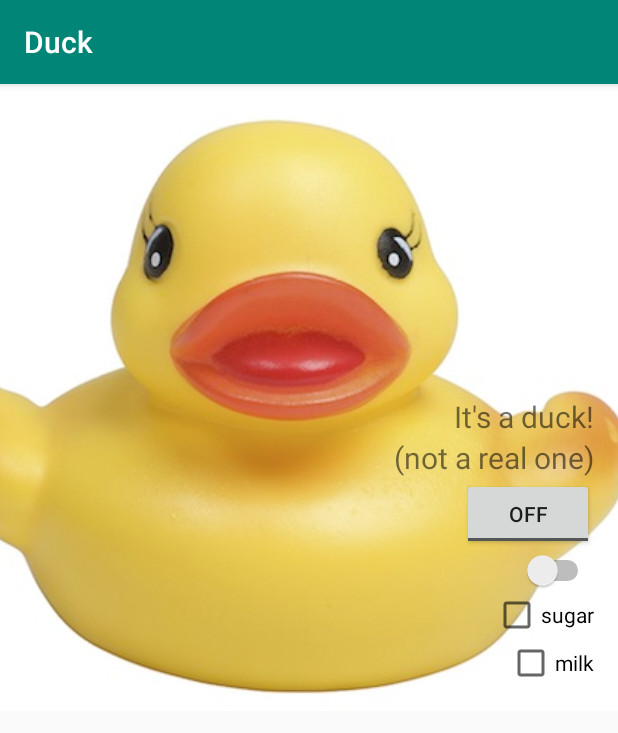
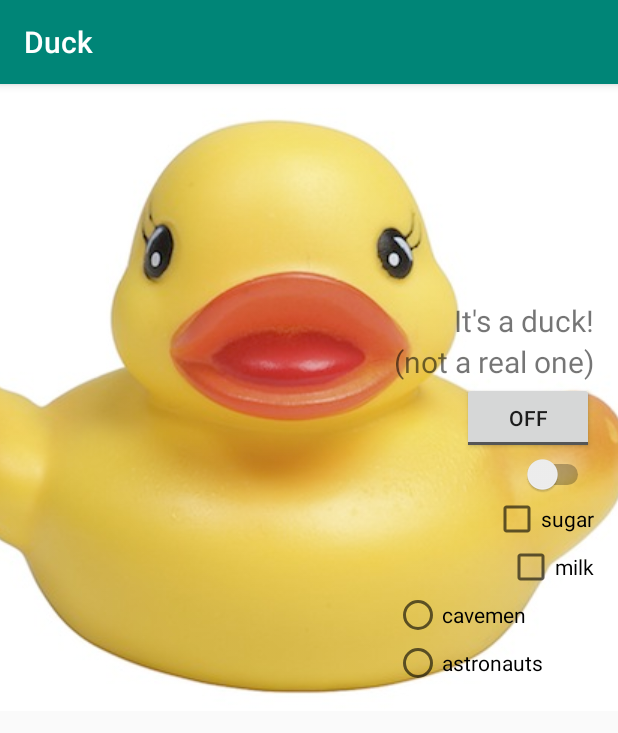
Before and after one commit to YakovBurtsev/duck, an Android app: the screen it shows after launch (MainActivity), on a phone screen of 412 x 824 dp. Shown: the top 733 px of the screen. Run offline under Robolectric (Android 15) with nearby library versions, the phone set to English and light mode, and no system bars.

Commit message:
radio button

```diff
--- a/app/src/main/java/com/yaburtsev/duck/MainActivity.java
+++ b/app/src/main/java/com/yaburtsev/duck/MainActivity.java
@@ -4,6 +4,8 @@ import android.os.Bundle;
 import android.support.v7.app.AppCompatActivity;
 import android.view.View;
 import android.widget.CheckBox;
+import android.widget.RadioButton;
+import android.widget.RadioGroup;
 import android.widget.Switch;
 import android.widget.ToggleButton;
 
@@ -52,4 +54,15 @@ public class MainActivity extends AppCompatActivity {
 
         }
     }
+
+    public void radioButton() {
+        RadioGroup radioGroup = findViewById(R.id.radio_group);
+        int id = radioGroup.getCheckedRadioButtonId();
+        if (id == -1){
+            //no item selected
+        } else{
+            RadioButton radioButton = findViewById(id);
+            radioButton.getText();
+        }
+    }
 }
--- a/app/src/main/res/layout/activity_main.xml
+++ b/app/src/main/res/layout/activity_main.xml
@@ -62,6 +62,25 @@
             android:text="@string/milk"
             android:onClick="onMilkCheckBoxClicked"/>
 
+        <RadioGroup
+            android:id="@+id/radio_group"
+            android:layout_width="match_parent"
+            android:orientation="vertical"
+            android:layout_height="wrap_content">
+
+            <RadioButton
+                android:id="@+id/radio_cavemen"
+                android:layout_width="wrap_content"
+                android:layout_height="wrap_content"
+                android:text="@string/cavemen"/>
+
+            <RadioButton
+                android:id="@+id/radio_astronauts"
+                android:layout_width="wrap_content"
+                android:layout_height="wrap_content"
+                android:text="@string/astronauts"/>
+        </RadioGroup>
+
     </LinearLayout>
 
 
--- a/app/src/main/res/values/strings.xml
+++ b/app/src/main/res/values/strings.xml
@@ -6,4 +6,6 @@
     <string name="textOff">off</string>
     <string name="sugar">sugar</string>
     <string name="milk">milk</string>
+    <string name="cavemen">cavemen</string>
+    <string name="astronauts">astronauts</string>
 </resources>
```
